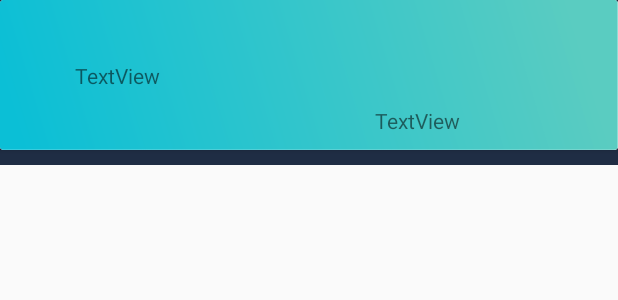
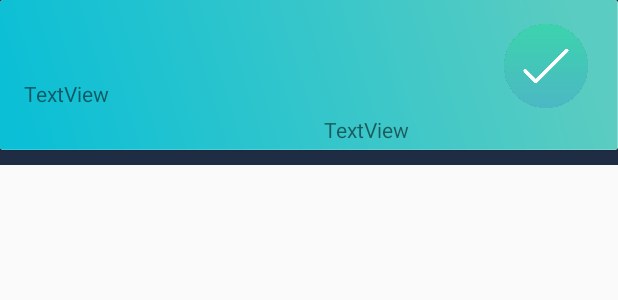
Before and after one commit to AlpYuktug/ToDoListApp, an Android app: the layout cardview_todolist_item.xml on its own in the app's theme, with its tools: preview values and no code run, on a phone screen of 412 x 824 dp. Shown: the top 300 px of the screen. Run offline under Robolectric (Android 15) with nearby library versions, the light colour scheme and no system bars; network calls fail.

Commit message:
ToDoListItemDesign

```diff
--- a/app/src/main/java/com/todolistapp/Fragment/FragmentToDoListItem.java
+++ b/app/src/main/java/com/todolistapp/Fragment/FragmentToDoListItem.java
@@ -107,7 +107,7 @@ public class FragmentToDoListItem extends Fragment {
                                 {
                                      ToDoListItemTopic = todoitem.getString("ToDoListItemTopic");
                                      ToDoListItemNumber = todoitem.getInt("ToDoListItemNumber");
-                                     ToDoListItemCheck = todoitem.getInt("ToDoListNumber");
+                                     ToDoListItemCheck = todoitem.getInt("ToDoListItemCheck");
                                      ToDoListItemDescription = todoitem.getString("ToDoListItemDescription");
                                      ToDoListItemDeadLine = todoitem.getString("ToDoListItemDeadLine");
 
--- a/app/src/main/java/com/todolistapp/Model/ModelToDoListItem.java
+++ b/app/src/main/java/com/todolistapp/Model/ModelToDoListItem.java
@@ -17,7 +17,7 @@ public class ModelToDoListItem {
         this.ToDoListNumber = ToDoListNumber;
         this.ToDoListItemNumber = ToDoListItemNumber;
         this.ToDoListItemCheck = ToDoListItemCheck;
-        this.ToDoListItemTopic = ToDoListItemDescription;
+        this.ToDoListItemTopic = ToDoListItemTopic;
         this.ToDoListItemDescription = ToDoListItemDescription;
         this.ToDoListItemDeadLine = ToDoListItemDeadLine;
     }
--- a/app/src/main/res/layout/cardview_todolist_item.xml
+++ b/app/src/main/res/layout/cardview_todolist_item.xml
@@ -27,13 +27,13 @@
                 android:id="@+id/textViewToDoListItemName"
                 android:layout_width="0dp"
                 android:layout_height="wrap_content"
-                android:layout_marginStart="50dp"
-                android:layout_marginTop="4dp"
-                android:layout_marginEnd="10dp"
+                android:layout_marginStart="16dp"
+                android:layout_marginTop="16dp"
+                android:layout_marginEnd="16dp"
                 android:textColor="@android:color/background_light"
                 android:textSize="24sp"
                 android:textStyle="bold"
-                app:layout_constraintEnd_toEndOf="parent"
+                app:layout_constraintEnd_toStartOf="@+id/imageViewCompleted"
                 app:layout_constraintHorizontal_bias="0.0"
                 app:layout_constraintStart_toStartOf="parent"
                 app:layout_constraintTop_toTopOf="parent" />
@@ -59,6 +59,17 @@
                 app:layout_constraintEnd_toEndOf="@+id/textViewToDoListItemDescription"
                 app:layout_constraintStart_toStartOf="@+id/textViewToDoListItemDescription"
                 app:layout_constraintTop_toBottomOf="@+id/textViewToDoListItemDescription" />
+
+            <ImageView
+                android:id="@+id/imageViewCompleted"
+                android:layout_width="64dp"
+                android:layout_height="0dp"
+                android:layout_marginEnd="16dp"
+                app:layout_constraintBottom_toBottomOf="@+id/textViewToDoListItemDescription"
+                app:layout_constraintEnd_toEndOf="parent"
+                app:layout_constraintTop_toTopOf="@+id/textViewToDoListItemName"
+                app:layout_constraintVertical_bias="1.0"
+                app:srcCompat="@drawable/completedicon" />
         </androidx.constraintlayout.widget.ConstraintLayout>
     </androidx.cardview.widget.CardView>
 
```
Also changed, not shown: app/src/main/java/com/todolistapp/Adapter/RecylerViewAdapterToDoListItem.java (+25 -1 lines), app/src/main/res/drawable-hdpi/completedicon.png (added), app/src/main/res/drawable-hdpi/notcompletedicon.png (added), app/src/main/res/drawable-ldpi/completedicon.png (added), app/src/main/res/drawable-ldpi/notcompletedicon.png (added), app/src/main/res/drawable-mdpi/completedicon.png (added), app/src/main/res/drawable-mdpi/notcompletedicon.png (added), app/src/main/res/drawable-xhdpi/completedicon.png (added), app/src/main/res/drawable-xhdpi/notcompletedicon.png (added), app/src/main/res/drawable-xxhdpi/completedicon.png (added), app/src/main/res/drawable-xxhdpi/notcompletedicon.png (added), app/src/main/res/drawable-xxxhdpi/completedicon.png (added), app/src/main/res/drawable-xxxhdpi/notcompletedicon.png (added).
